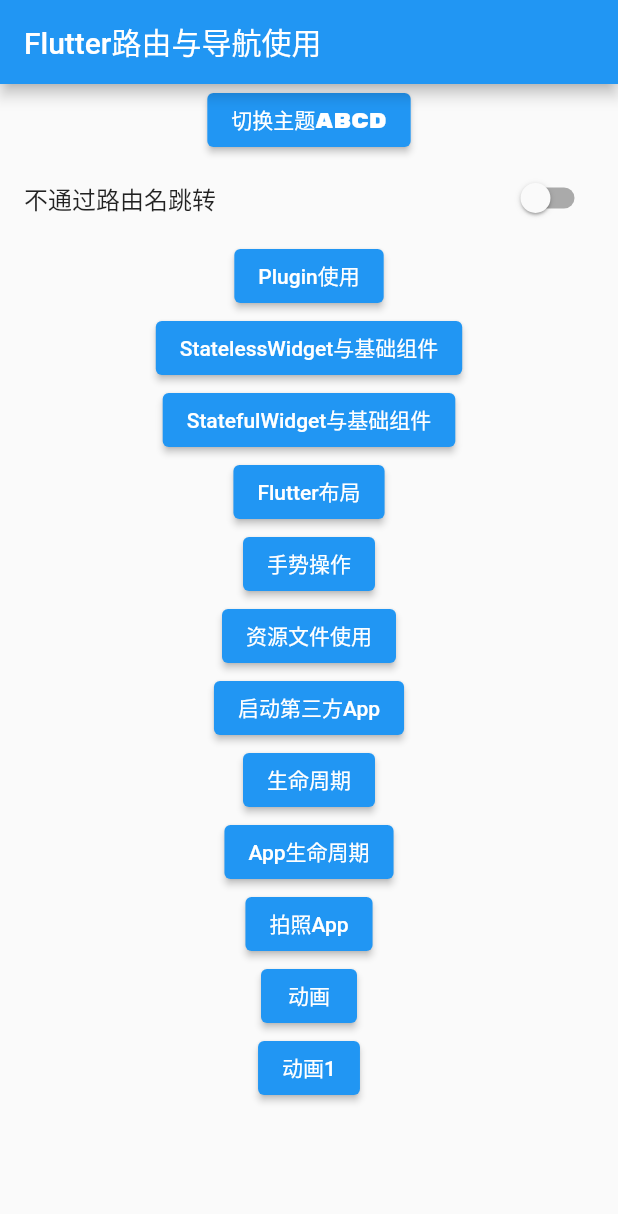
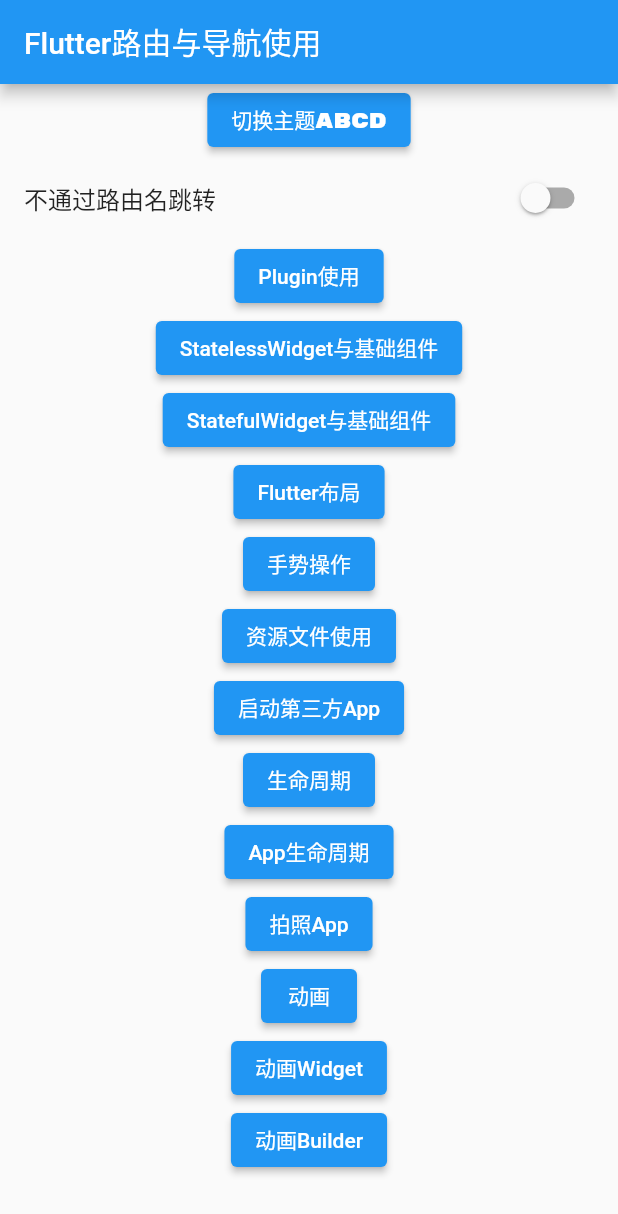
Before and after one commit to haganWu/flutter_dart_learn, a Flutter app: the screen it shows after launch, on a phone screen of 412 x 824 dp. Shown: the top 1214 px of the screen. Run offline on Flutter 3.47's test engine with Material 2 defaults, Android fonts, the phone set to English and light mode, and no system bars; our stand-ins replace cached_network_image, image_picker, transparent_image, video_player; missing offline and left inert: flutter_color_plugin.

Commit message:
动画 -- AnimationBuilder使用

```diff
--- a/lib/main.dart
+++ b/lib/main.dart
@@ -7,6 +7,7 @@ import 'package:flutter_dart_learn/resource_page.dart';
 import 'package:flutter_dart_learn/stateful_group_page.dart';
 import 'package:flutter_dart_learn/third_app_launcher_page.dart';
 
+import 'animated_builder_example.dart';
 import 'animated_widget_example.dart';
 import 'app_lifecycle.dart';
 import 'flutter_layout_page.dart';
@@ -72,6 +73,8 @@ class _DynamicThemeState extends State<DynamicTheme> {
         'animationExample': (BuildContext context) => const AnimationExample(),
         'animatedWidgetExample': (BuildContext context) =>
             const AnimatedWidgetExample(),
+        'animationBuilderExample': (BuildContext context) =>
+            const AnimatedBuilderExample(),
       },
     );
   }
@@ -112,7 +115,10 @@ class _RootNavigatorState extends State<RootNavigator> {
           _item("App生命周期", const AppLifecycle(), "AppLifecycle"),
           _item("拍照App", const PhotoApp(), "photoApp"),
           _item("动画", const AnimationExample(), "animationExample"),
-          _item("动画1", const AnimatedWidgetExample(), "animatedWidgetExample"),
+          _item("动画Widget", const AnimatedWidgetExample(),
+              "animatedWidgetExample"),
+          _item("动画Builder", const AnimatedBuilderExample(),
+              "animationBuilderExample"),
         ],
       ),
     );
```
Also changed, not shown: lib/animated_builder_example.dart (added, +74 -0 lines).
